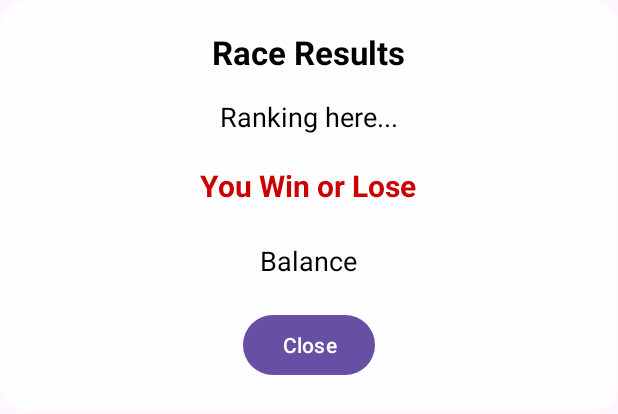
After one commit to anhtu2808/Turbo88, an Android app: the layout activity_result.xml on its own in the app's theme, with its tools: preview values and no code run, on a phone screen of 412 x 824 dp. The commit adds this screen. Shown: the top 414 px of the screen. Run offline under Robolectric (Android 15) with nearby library versions, the phone set to English and light mode, and no system bars.

Commit message:
add result screen

```diff
--- a/app/src/main/AndroidManifest.xml
+++ b/app/src/main/AndroidManifest.xml
@@ -11,6 +11,10 @@
         android:roundIcon="@mipmap/ic_launcher_round"
         android:supportsRtl="true"
         android:theme="@style/Theme.Turbo88">
+        <activity
+            android:name=".ui.ResultActivity"
+            android:theme="@style/Theme.ResultDialog"
+            android:windowSoftInputMode="stateHidden|adjustResize"/>
         <activity
             android:name=".ui.BettingActivity"
             android:exported="false" />
--- /dev/null
+++ b/app/src/main/res/drawable/result_bg.xml
@@ -0,0 +1,29 @@
+<?xml version="1.0" encoding="utf-8"?>
+<layer-list xmlns:android="http://schemas.android.com/apk/res/android">
+
+    <!-- Bóng mờ phía sau (giả blur bằng gradient alpha) -->
+    <item android:bottom="6dp" android:left="6dp" android:right="6dp" android:top="6dp">
+        <shape android:shape="rectangle">
+            <corners android:radius="16dp" />
+            <gradient
+                android:startColor="#30FFFFFF"
+                android:endColor="#00FFFFFF"
+                android:angle="90"/>
+        </shape>
+    </item>
+
+    <!-- Mặt chính (nền bán trong suốt + viền) -->
+    <item>
+        <shape android:shape="rectangle">
+            <solid android:color="#E6FFFFFF"/> <!-- white với độ mờ ~90% -->
+            <corners android:radius="16dp"/>
+            <stroke android:width="1dp" android:color="#33FFFFFF"/>
+            <padding
+                android:left="12dp"
+                android:top="12dp"
+                android:right="12dp"
+                android:bottom="12dp"/>
+        </shape>
+    </item>
+
+</layer-list>
--- /dev/null
+++ b/app/src/main/res/layout/activity_result.xml
@@ -0,0 +1,56 @@
+<?xml version="1.0" encoding="utf-8"?>
+<LinearLayout xmlns:android="http://schemas.android.com/apk/res/android"
+    android:id="@+id/result_root"
+    android:layout_width="match_parent"
+    android:layout_height="wrap_content"
+    android:orientation="vertical"
+    android:padding="20dp"
+    android:gravity="center"
+    android:background="@drawable/result_bg">
+
+    <TextView
+        android:id="@+id/tvResultTitle"
+        android:layout_width="wrap_content"
+        android:layout_height="wrap_content"
+        android:text="Race Results"
+        android:textColor="#000000"
+        android:textSize="22sp"
+        android:textStyle="bold"
+        android:layout_marginBottom="16dp" />
+
+    <TextView
+        android:id="@+id/tvRanking"
+        android:layout_width="wrap_content"
+        android:layout_height="wrap_content"
+        android:text="Ranking here..."
+        android:textColor="#000000"
+        android:textSize="18sp"
+        android:layout_marginBottom="20dp" />
+
+    <TextView
+        android:id="@+id/tvBetResult"
+        android:layout_width="wrap_content"
+        android:layout_height="wrap_content"
+        android:text="You Win or Lose"
+        android:textSize="20sp"
+        android:textStyle="bold"
+        android:textColor="@android:color/holo_red_dark"
+        android:layout_marginBottom="24dp"/>
+
+    <TextView
+        android:id="@+id/tvBalance"
+        android:layout_width="wrap_content"
+        android:layout_height="wrap_content"
+        android:text="Balance"
+        android:textColor="#000000"
+        android:textSize="18sp"
+        android:layout_marginBottom="20dp"/>
+
+
+    <Button
+        android:id="@+id/btnClose"
+        android:layout_width="wrap_content"
+        android:layout_height="wrap_content"
+        android:text="Close" />
+
+</LinearLayout>
--- /dev/null
+++ b/app/src/main/res/values/styles.xml
@@ -0,0 +1,15 @@
+<?xml version="1.0" encoding="utf-8"?>
+<resources>
+    <style name="Theme.ResultDialog" parent="Theme.AppCompat.Dialog">
+        <!-- Cửa sổ dialog có kích thước vừa phải -->
+        <item name="android:windowMinWidthMajor">80%</item>
+        <item name="android:windowMinWidthMinor">80%</item>
+
+        <!-- Nền trong suốt mờ -->
+        <item name="android:windowIsTranslucent">true</item>
+        <item name="android:windowBackground">@android:color/transparent</item>
+
+        <!-- Không có title bar -->
+        <item name="android:windowNoTitle">true</item>
+    </style>
+</resources>
```
Also changed, not shown: app/src/main/java/com/anhtu/turbo88/MainActivity.java (+51 -8 lines), app/src/main/java/com/anhtu/turbo88/ui/BettingActivity.java (+6 -3 lines), app/src/main/java/com/anhtu/turbo88/ui/ResultActivity.java (added, +78 -0 lines).
